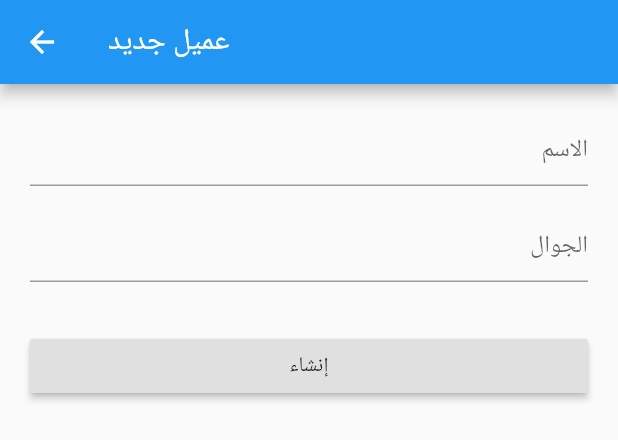
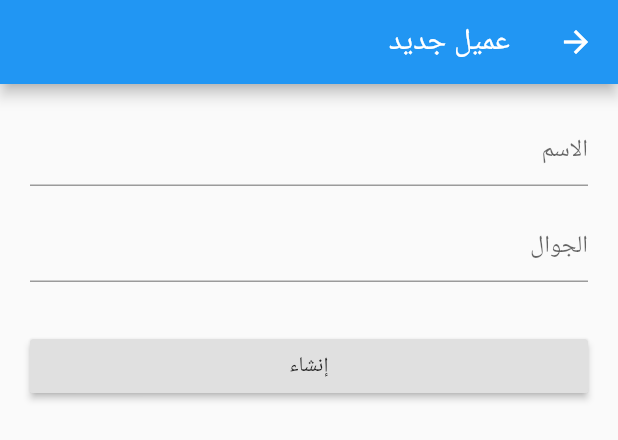
Before and after one commit to aameen951/FlutterClientServerDemo, a Flutter app: the CustomersPage widget shown alone on an empty page, opened directly, after a tap on the "add" icon, on a phone screen of 412 x 824 dp. Shown: the top 440 px of the screen. Run offline on Flutter 3.47's test engine with Material 2 defaults, Android fonts, the phone set to English and light mode, and no system bars; our stand-ins replace shared_preferences; accounts and stored records are empty; network calls fail.

Commit message:
New system for the state of loading. WdPage widget. Customers table.

```diff
--- a/flutter_client/lib/modules/http_client.dart
+++ b/flutter_client/lib/modules/http_client.dart
@@ -123,10 +123,10 @@ Future<ApiResponse> makeRequest(String method, String path, dynamic requestData)
     {
       request.headers.set("Authorization", "Bearer $_httpClientAuthToken");
     }
+    if(requestData == null)requestData = <String, dynamic>{};
+    var requestStrData = String.fromCharCodes(convert.JsonUtf8Encoder().convert(requestData));
     if(method != 'GET' && method != 'HEAD')
     {
-      if(requestData == null)requestData = <String, dynamic>{};
-      var requestStrData = String.fromCharCodes(convert.JsonUtf8Encoder().convert(requestData));
       request.write(requestStrData);
     }
     var response = await request.close();
@@ -149,6 +149,8 @@ Future<ApiResponse> makeRequest(String method, String path, dynamic requestData)
     {
       var responseDataStr = await response.transform(convert.utf8.decoder).join();
       try {
+        print("[$method] => $path : $requestStrData");
+        print(" => $responseDataStr");
         var responseMap = Deserializer.strToMap(responseDataStr);
         result = ApiResponse.fromMap(responseMap);
       } on DeserilizationError catch(e) {
--- a/flutter_client/lib/pages/customers.dart
+++ b/flutter_client/lib/pages/customers.dart
@@ -1,29 +1,24 @@
-
-
 import 'package:flutter/material.dart';
 import 'package:flutter_client/models/customer.dart';
 import 'package:flutter_client/modules/data_listener.dart';
 import 'package:flutter_client/modules/i18n.dart';
-import 'package:flutter_client/widgets/response_error.dart';
+import 'package:flutter_client/widgets/include.dart';
 
 class CreateCustomerPage extends StatefulWidget
 {
   @override
   State<StatefulWidget> createState() => CreateCustomerPageState();
-
 }
 class CreateCustomerPageState extends State<CreateCustomerPage>
 {
   var nameCtrl = TextEditingController();
   var mobileCtrl = TextEditingController();
 
-  bool isLoading = false;
   dynamic formError;
 
   void create() async
   {
     setState((){
-      isLoading = true;
       formError = null;
     });
     var name = nameCtrl?.text;
@@ -35,24 +30,19 @@ class CreateCustomerPageState extends State<CreateCustomerPage>
     }
     else if(result.isFormError)
     {
+      setState((){
         formError = result.data;
+      });
     }
-    setState((){
-      isLoading = false;
-    });
   }
 
   @override
   Widget build(BuildContext context) {
-    return Scaffold(
-      appBar: AppBar(
-        title: Text(i18n("page.create-customer.title")),
-      ),
-      body: Container(
-        padding: EdgeInsets.all(20),
-        child: Directionality(
-          textDirection: TextDirection.rtl,
-          child: SingleChildScrollView(
+    return WdPage(
+      title: "page.create-customer.title",
+      child:DataListener(
+        models: [sCustomers],
+        builder: (ctx) => SingleChildScrollView(
           child:Column(
             crossAxisAlignment: CrossAxisAlignment.start,
             children: <Widget>[
@@ -82,12 +72,11 @@ class CreateCustomerPageState extends State<CreateCustomerPage>
                 )
               ),
               SizedBox(height: 16),
-                isLoading ? Center(child:CircularProgressIndicator()) : Container(),
+              sCustomers.isCreating ? Center(child:CircularProgressIndicator()) : Container(),
             ],
           ),
         ),
-        ),
-      ),
+      )
     );
   }
 }
@@ -101,31 +90,18 @@ class CustomersPageState extends State<CustomersPage>
 {
   var _key = GlobalKey<RefreshIndicatorState>();
 
-  bool isLoading = false;
-
   @override
   void initState(){
     super.initState();
-    setState(() {
-      isLoading = true;
-    });
-    sCustomers.getAll().then((r){
-      setState(() {
-        isLoading = false;
-      });
-      return r;
-    });
+    sCustomers.getAll();
   }
 
   @override
   Widget build(BuildContext context) {
-    return Scaffold(
-      appBar: AppBar(
-        title: Text(i18n("page.customers.title")),
-      ),
-      body: Directionality(
-        textDirection: TextDirection.rtl,
-        child: RefreshIndicator(
+    return WdPage(
+      title:"page.customers.title",
+      padding: EdgeInsets.zero,
+      child:RefreshIndicator(
         key: _key,
         onRefresh: ()async{
           await sCustomers.getAll();
@@ -133,18 +109,21 @@ class CustomersPageState extends State<CustomersPage>
         child: DataListener(
           models: [sCustomers],
           builder: (ctx){
-              return isLoading ? Center(
+            return sCustomers.isLoadingFirstTime ? Center(
               child:CircularProgressIndicator()
             ) : ListView.builder(
               itemCount: sCustomers.customers.length,
               itemBuilder: (ctx, idx){
                 var c = sCustomers.customers[idx];
-                  return Text("Name: ${c.name}");
+                return ListTile(
+                  leading: Icon(Icons.person),
+                  title: Text(c.name),
+                  onTap: (){},
+                );
               },
             );
           }
         ),
-        )
       ),
       floatingActionButton: FloatingActionButton(
         child: Icon(Icons.add),
@@ -156,5 +135,4 @@ class CustomersPageState extends State<CustomersPage>
       ),
     );
   }
-
 }
--- /dev/null
+++ b/flutter_client/lib/widgets/include.dart
@@ -0,0 +1,4 @@
+
+export './page_view.dart';
+export './text_box.dart';
+export './response_error.dart';
--- /dev/null
+++ b/flutter_client/lib/widgets/page_view.dart
@@ -0,0 +1,42 @@
+
+import 'package:flutter/material.dart';
+import 'package:flutter/widgets.dart';
+import 'package:flutter_client/modules/i18n.dart';
+
+const defaultPadding = EdgeInsets.all(20);
+
+class WdPage extends StatelessWidget {
+  final String title;
+  final Widget child;
+  final Widget floatingActionButton;
+  final EdgeInsets padding;
+
+  WdPage({
+    this.title,
+    this.child,
+    this.floatingActionButton,
+    this.padding=defaultPadding,
+  });
+
+  @override
+  Widget build(BuildContext context) {
+    return Directionality(
+      textDirection: TextDirection.rtl,
+      child: Scaffold(
+        appBar: this.title != null ? AppBar(
+          title: Text(i18n(this.title)),
+        ) : null,
+        body: SafeArea(
+          child:Directionality(
+            textDirection: TextDirection.rtl,
+            child: Container(
+              padding: this.padding,
+              child: child,
+            )
+          )
+        ),
+        floatingActionButton: this.floatingActionButton,
+      )
+    );
+  }
+}
```
Also changed, not shown: flutter_client/lib/models/customer.dart (+44 -3 lines), flutter_client/lib/pages/home.dart (+4 -8 lines), flutter_client/lib/pages/intro.dart (+3 -11 lines), flutter_client/lib/pages/login.dart (+4 -10 lines), flutter_client/lib/pages/register.dart (+3 -8 lines), 3 other files. Lines whose indentation alone changed are shown as unchanged.
